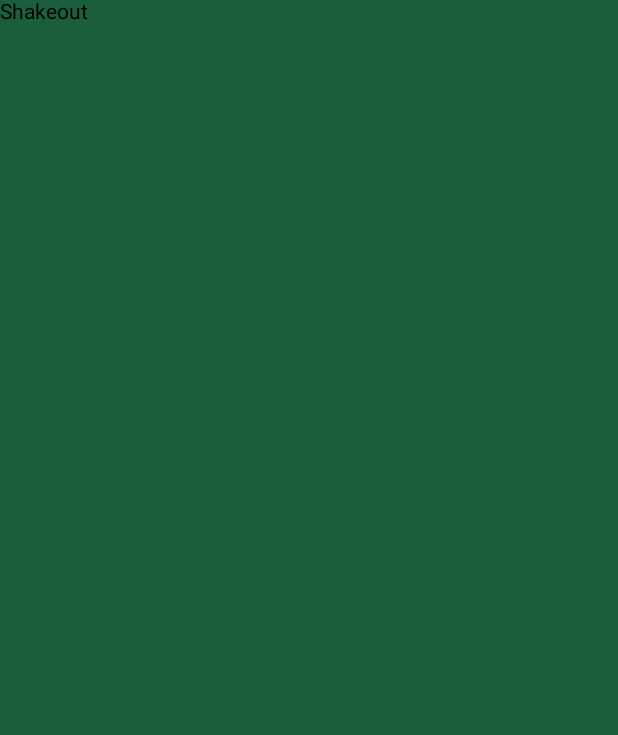
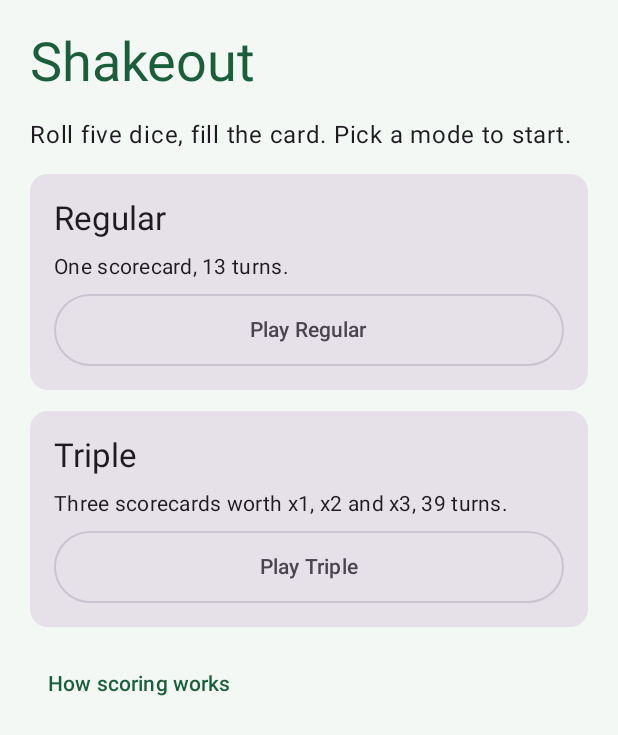
Before and after one commit to jpsutton/shakeout, an Android app built with Jetpack Compose: the screen it shows after launch (MainActivity), on a phone screen of 412 x 824 dp. Before the commit the part shown is almost empty. Shown: the top 735 px of the screen. Run offline under Robolectric (Android 15) with nearby library versions, the phone set to English and light mode, and no system bars.

Commit message:
feat: Compose UI with mode picker, dice, scorecard, rules, save/resume and best scores

```diff
--- a/app/src/main/java/io/github/jpsutton/shakeout/MainActivity.kt
+++ b/app/src/main/java/io/github/jpsutton/shakeout/MainActivity.kt
@@ -2,12 +2,44 @@ package io.github.jpsutton.shakeout
 
 import android.os.Bundle
 import androidx.activity.ComponentActivity
+import androidx.activity.compose.BackHandler
 import androidx.activity.compose.setContent
-import androidx.compose.material3.Text
+import androidx.activity.enableEdgeToEdge
+import androidx.activity.viewModels
+import androidx.compose.material3.Surface
+import androidx.compose.runtime.getValue
+import androidx.compose.runtime.mutableStateOf
+import androidx.compose.runtime.saveable.rememberSaveable
+import androidx.compose.runtime.setValue
+import io.github.jpsutton.shakeout.ui.GameScreen
+import io.github.jpsutton.shakeout.ui.GameViewModel
+import io.github.jpsutton.shakeout.ui.MenuScreen
+import io.github.jpsutton.shakeout.ui.RulesScreen
+import io.github.jpsutton.shakeout.ui.ShakeoutTheme
 
 class MainActivity : ComponentActivity() {
+    private val vm: GameViewModel by viewModels()
+
     override fun onCreate(savedInstanceState: Bundle?) {
         super.onCreate(savedInstanceState)
-        setContent { Text("Shakeout") }
+        enableEdgeToEdge()
+        setContent {
+            ShakeoutTheme {
+                Surface {
+                    var showRules by rememberSaveable { mutableStateOf(false) }
+                    when {
+                        vm.game != null -> {
+                            BackHandler { vm.toMenu() }
+                            GameScreen(vm, onMenu = vm::toMenu)
+                        }
+                        showRules -> {
+                            BackHandler { showRules = false }
+                            RulesScreen(onBack = { showRules = false })
+                        }
+                        else -> MenuScreen(vm, onRules = { showRules = true })
+                    }
+                }
+            }
+        }
     }
 }
--- /dev/null
+++ b/app/src/main/java/io/github/jpsutton/shakeout/ui/MenuScreen.kt
@@ -0,0 +1,63 @@
+package io.github.jpsutton.shakeout.ui
+
+import androidx.compose.foundation.layout.Arrangement
+import androidx.compose.foundation.layout.Column
+import androidx.compose.foundation.layout.fillMaxSize
+import androidx.compose.foundation.layout.fillMaxWidth
+import androidx.compose.foundation.layout.heightIn
+import androidx.compose.foundation.layout.padding
+import androidx.compose.foundation.layout.safeDrawingPadding
+import androidx.compose.foundation.rememberScrollState
+import androidx.compose.foundation.verticalScroll
+import androidx.compose.material3.Button
+import androidx.compose.material3.Card
+import androidx.compose.material3.MaterialTheme
+import androidx.compose.material3.OutlinedButton
+import androidx.compose.material3.Text
+import androidx.compose.material3.TextButton
+import androidx.compose.runtime.Composable
+import androidx.compose.ui.Modifier
+import androidx.compose.ui.unit.dp
+import io.github.jpsutton.shakeout.game.Game
+import io.github.jpsutton.shakeout.game.Mode
+
+@Composable
+fun MenuScreen(vm: GameViewModel, onRules: () -> Unit) {
+    Column(
+        Modifier.fillMaxSize().safeDrawingPadding().verticalScroll(rememberScrollState()).padding(20.dp),
+        verticalArrangement = Arrangement.spacedBy(14.dp),
+    ) {
+        Text("Shakeout", style = MaterialTheme.typography.displaySmall, color = MaterialTheme.colorScheme.primary)
+        Text("Roll five dice, fill the card. Pick a mode to start.", style = MaterialTheme.typography.bodyLarge)
+
+        vm.saved?.let { saved ->
+            Card(Modifier.fillMaxWidth()) {
+                Column(Modifier.padding(16.dp), verticalArrangement = Arrangement.spacedBy(8.dp)) {
+                    Text("Game in progress", style = MaterialTheme.typography.titleMedium)
+                    Text(
+                        "${saved.mode.title}, turn ${saved.turnsPlayed + 1}, score ${Game.total(saved)}",
+                        style = MaterialTheme.typography.bodyMedium,
+                    )
+                    Button(onClick = vm::resume, Modifier.fillMaxWidth().heightIn(min = 48.dp)) { Text("Resume") }
+                }
+            }
+        }
+
+        Mode.entries.forEach { mode ->
+            Card(Modifier.fillMaxWidth()) {
+                Column(Modifier.padding(16.dp), verticalArrangement = Arrangement.spacedBy(8.dp)) {
+                    Text(mode.title, style = MaterialTheme.typography.titleLarge)
+                    Text(mode.blurb, style = MaterialTheme.typography.bodyMedium)
+                    val best = vm.bests[mode] ?: 0
+                    if (best > 0) Text("Best: $best", style = MaterialTheme.typography.bodySmall)
+                    OutlinedButton(
+                        onClick = { vm.start(mode) },
+                        Modifier.fillMaxWidth().heightIn(min = 48.dp),
+                    ) { Text(if (vm.saved?.mode == mode) "New ${mode.title} game" else "Play ${mode.title}") }
+                }
+            }
+        }
+
+        TextButton(onClick = onRules) { Text("How scoring works") }
+    }
+}
```
Also changed, not shown: app/src/main/java/io/github/jpsutton/shakeout/ui/Dice.kt (added, +85 -0 lines), app/src/main/java/io/github/jpsutton/shakeout/ui/GameScreen.kt (added, +117 -0 lines), app/src/main/java/io/github/jpsutton/shakeout/ui/RulesScreen.kt (added, +49 -0 lines), app/src/main/java/io/github/jpsutton/shakeout/ui/ScoreCard.kt (added, +157 -0 lines).
